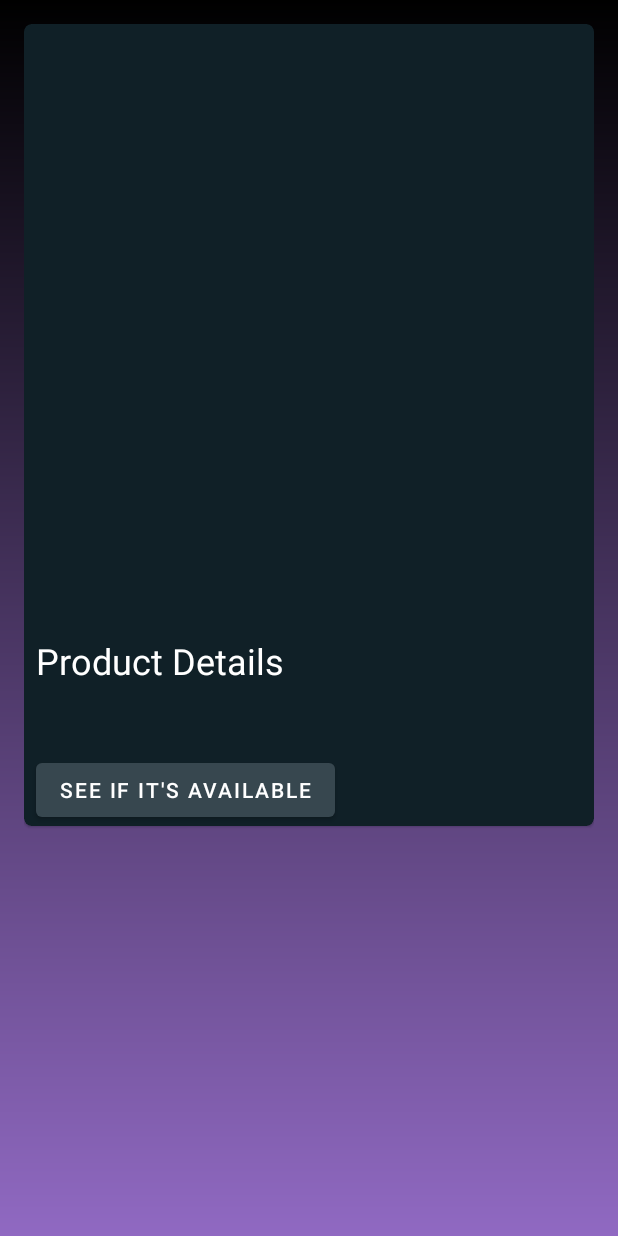
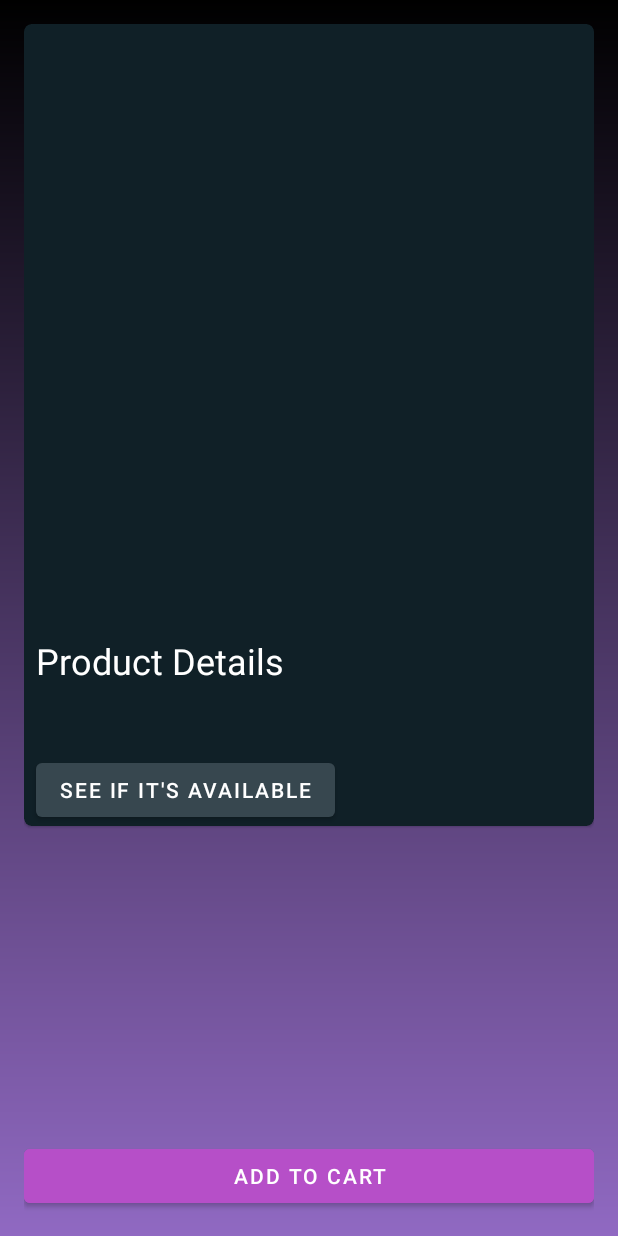
Before and after one commit to bunda3d/ITEC4503App1, an Android app: the layout product_details.xml on its own in the app's theme, with its tools: preview values and no code run, on a phone screen of 412 x 824 dp. Run offline under Robolectric (Android 15) with nearby library versions, the phone set to English and light mode, and no system bars; network calls fail.

Commit message:
add to cart btn and detail card scrollview

```diff
--- a/app/src/main/java/com/krisbunda/gamesmart/model/ShopFragment.kt
+++ b/app/src/main/java/com/krisbunda/gamesmart/model/ShopFragment.kt
@@ -70,6 +70,7 @@ class ShopFragment : Fragment() {
                 d("dbtest", "success subscribing to ProductsRepository")
                 recycler_view.apply {
                     layoutManager = LinearLayoutManager(activity)
+
                     adapter = ProductsAdapter(it) {
                             extraTitle,
                             extraDescProd,
@@ -81,7 +82,7 @@ class ShopFragment : Fragment() {
                         val intent = Intent(activity, ProductDetails::class.java)
                         intent.putExtra("title", extraTitle)
                         intent.putExtra("proddesc", extraDescProd)
-                        intent.putExtra("photoaddress", extraImageUrl)
+                        //intent.putExtra("photoaddress", extraImageUrl)
                         intent.putExtra("pricedol", extraPriceDol)
                         intent.putExtra("pricepts", extraPricePts)
                         val options = ActivityOptionsCompat
--- a/app/src/main/res/layout/product_details.xml
+++ b/app/src/main/res/layout/product_details.xml
@@ -9,12 +9,22 @@
     android:background="@drawable/ic_rect_gradient_blk_purp"
     >
 
+    <ScrollView
+        android:layout_width="match_parent"
+        android:layout_height="0dp"
+        android:layout_marginBottom="16dp"
+        app:layout_constraintTop_toTopOf="parent"
+        app:layout_constraintBottom_toTopOf="@id/btn_add_to_cart"
+        >
+
+
     <androidx.cardview.widget.CardView
         android:layout_width="match_parent"
         android:layout_height="wrap_content"
         app:layout_constraintEnd_toEndOf="parent"
         app:layout_constraintStart_toStartOf="parent"
         app:layout_constraintTop_toTopOf="parent"
+        android:layout_marginBottom="16dp"
         app:cardElevation="1dp"
         app:cardMaxElevation="2dp"
         app:cardCornerRadius="5dp"
@@ -116,4 +126,19 @@
             </androidx.constraintlayout.widget.ConstraintLayout>
         </androidx.constraintlayout.widget.ConstraintLayout>
     </androidx.cardview.widget.CardView>
+    </ScrollView>
+
+    <Button
+        android:id="@+id/btn_add_to_cart"
+        android:layout_width="0dp"
+        android:layout_height="wrap_content"
+        android:minWidth="200dp"
+        android:text="Add to Cart"
+        android:layout_marginTop="24dp"
+        android:backgroundTint="@color/secondaryDarkColor"
+        app:layout_constraintEnd_toEndOf="parent"
+        app:layout_constraintStart_toStartOf="parent"
+        app:layout_constraintBottom_toBottomOf="parent"
+        />
+
 </androidx.constraintlayout.widget.ConstraintLayout>
```
Also changed, not shown: app/src/main/java/com/krisbunda/gamesmart/ProductDetails.kt (+15 -8 lines), app/src/main/java/com/krisbunda/gamesmart/repos/ProductsRepository.kt (+8 -0 lines).
